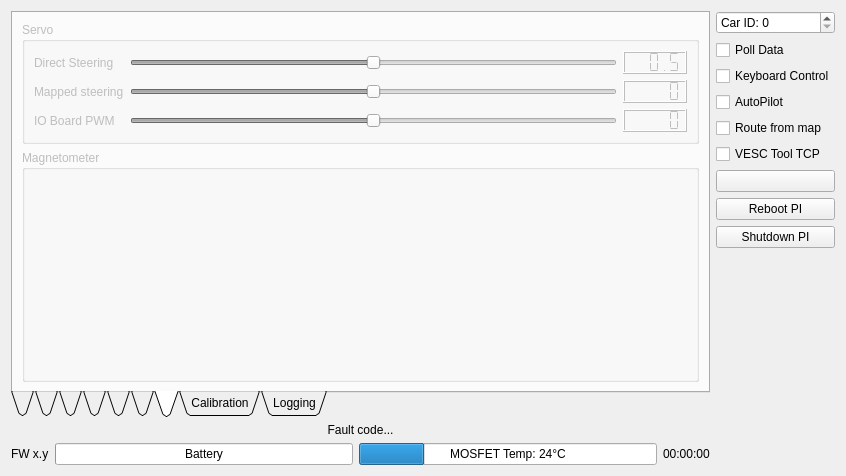
This is Linux/RControlStation/carinterface.ui in GunnarLarssonSLU/rise_sdvp as Qt 5 draws it before an edit. The edited form follows.
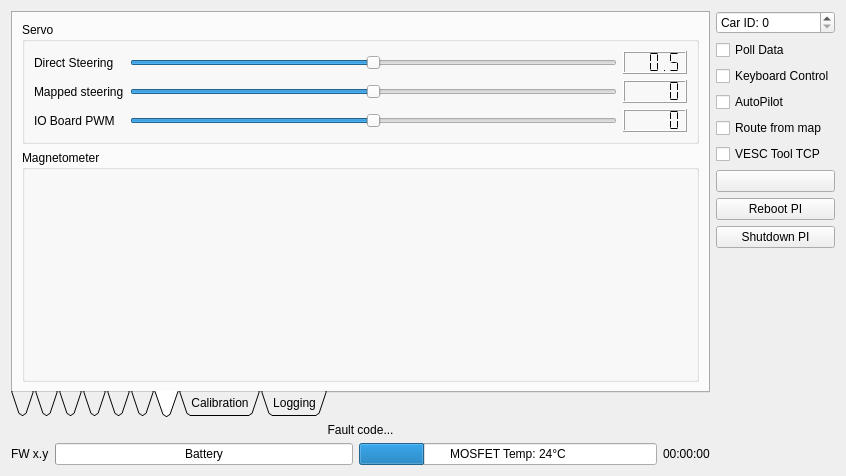
This is the edited form. The open tabs and pages were chosen to show the change. Icons and pictures are not drawn. Custom widgets are drawn as their Qt base class.

Diff of the .ui file:
```diff
--- a/Linux/RControlStation/carinterface.ui
+++ b/Linux/RControlStation/carinterface.ui
@@ -796,7 +796,7 @@
        </widget>
        <widget class="QWidget" name="tab_4">
         <property name="enabled">
-         <bool>false</bool>
+         <bool>true</bool>
         </property>
         <attribute name="icon">
          <iconset resource="resources.qrc">
```
Left out of the diff: 2 changed lines with no effect on the pictures.
